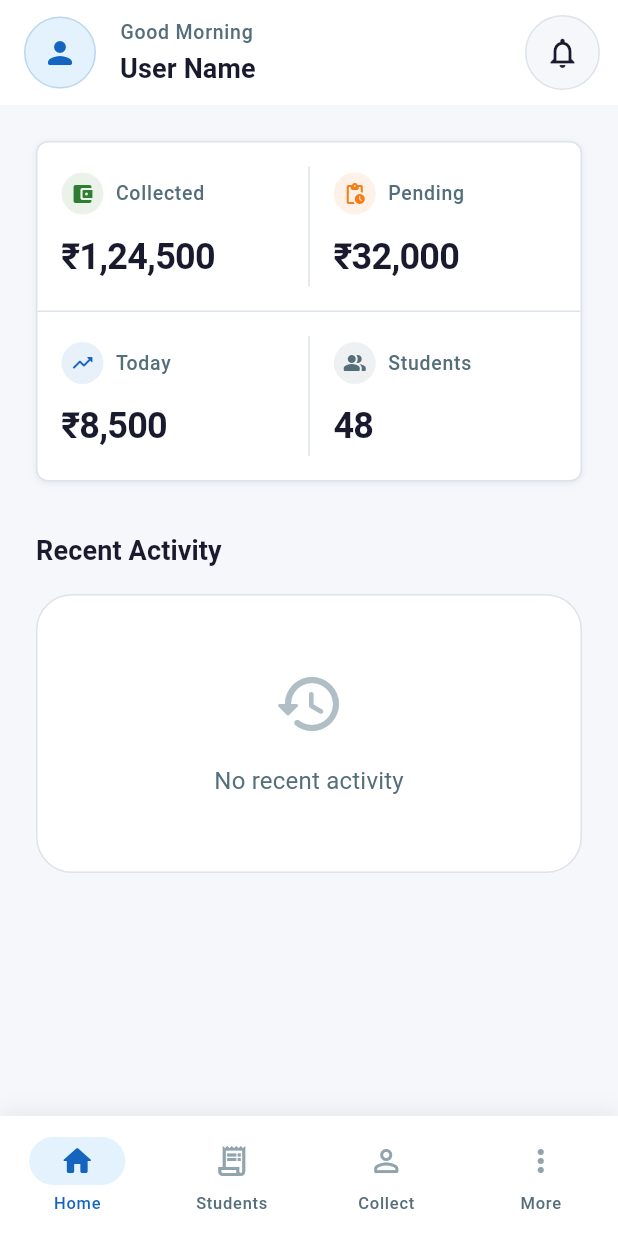
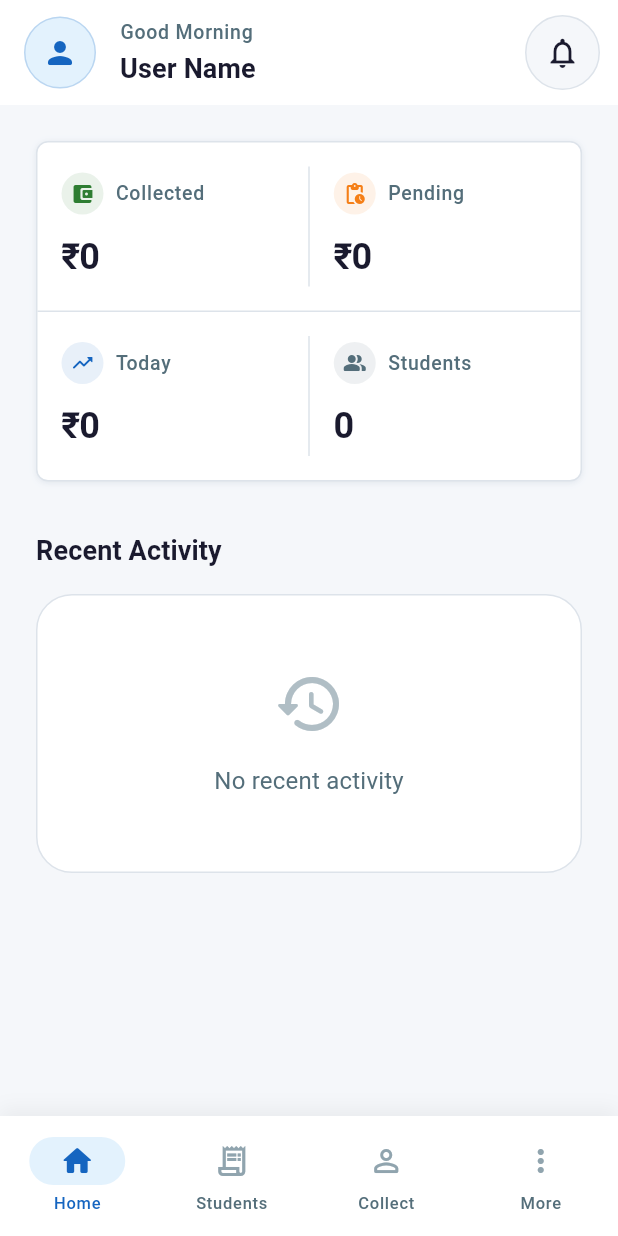
Before and after one commit to Pritam960/climax, a Flutter app: the HomePage screen opened by its route, on a phone screen of 412 x 824 dp. Run offline on Flutter 3.47's test engine with Material 3 defaults, Android fonts, the phone set to English and light mode, and no system bars; our stand-ins replace drift, flutter_riverpod, go_router; accounts and stored records are empty; generated files the repository leaves out were written again.

Commit message:
Naya feature add kiya

```diff
--- /dev/null
+++ b/lib/features/home/data/home_repository.dart
@@ -0,0 +1,81 @@
+import 'package:flutter_riverpod/flutter_riverpod.dart';
+import '../../../../core/database/database.dart';
+import '../../../../core/database/database_provider.dart';
+
+final homeRepositoryProvider = Provider<HomeRepository>((ref) {
+  return HomeRepository(ref.watch(databaseProvider));
+});
+
+// Provide stream of all students
+final studentsStreamProvider = StreamProvider<List<Student>>((ref) {
+  return ref.watch(homeRepositoryProvider).watchStudents();
+});
+
+// Provide stream of all transactions
+final transactionsStreamProvider = StreamProvider<List<TransactionRecord>>((ref) {
+  return ref.watch(homeRepositoryProvider).watchTransactions();
+});
+
+// Combine both streams into a single synchronous provider for DashboardStats
+final dashboardStatsProvider = Provider<DashboardStats>((ref) {
+  final studentsAsync = ref.watch(studentsStreamProvider);
+  final transactionsAsync = ref.watch(transactionsStreamProvider);
+
+  // If data is still loading, return default 0s (or could return null to show skeleton)
+  final students = studentsAsync.valueOrNull ?? [];
+  final transactions = transactionsAsync.valueOrNull ?? [];
+
+  int totalCollected = 0;
+  int todayCollected = 0;
+
+  final now = DateTime.now();
+  final startOfToday = DateTime(now.year, now.month, now.day);
+
+  for (final t in transactions) {
+    if (t.type == 'Fee') {
+      totalCollected += t.amount;
+      if (t.date.isAfter(startOfToday)) {
+        todayCollected += t.amount;
+      }
+    }
+  }
+
+  int expectedTotalFees = students.fold(0, (sum, s) => sum + s.totalFees);
+  int pendingAmount = expectedTotalFees - totalCollected;
+  if (pendingAmount < 0) pendingAmount = 0;
+
+  return DashboardStats(
+    totalStudents: students.length,
+    collectedAmount: totalCollected,
+    pendingAmount: pendingAmount,
+    todayCollected: todayCollected,
+  );
+});
+
+class DashboardStats {
+  final int totalStudents;
+  final int collectedAmount;
+  final int pendingAmount;
+  final int todayCollected;
+
+  const DashboardStats({
+    this.totalStudents = 0,
+    this.collectedAmount = 0,
+    this.pendingAmount = 0,
+    this.todayCollected = 0,
+  });
+}
+
+class HomeRepository {
+  final AppDatabase _db;
+
+  HomeRepository(this._db);
+
+  Stream<List<Student>> watchStudents() {
+    return _db.select(_db.students).watch();
+  }
+
+  Stream<List<TransactionRecord>> watchTransactions() {
+    return _db.select(_db.transactions).watch();
+  }
+}
--- a/lib/features/home/page/home_page.dart
+++ b/lib/features/home/page/home_page.dart
@@ -1,13 +1,17 @@
 import 'package:flutter/material.dart';
+import 'package:flutter_riverpod/flutter_riverpod.dart';
 
 import '../../../../core/themes/themes.dart';
 import '../../../../shared/widgets/widgets.dart';
+import '../data/home_repository.dart';
 
-class HomePage extends StatelessWidget {
+class HomePage extends ConsumerWidget {
   const HomePage({super.key});
 
   @override
-  Widget build(BuildContext context) {
+  Widget build(BuildContext context, WidgetRef ref) {
+    final stats = ref.watch(dashboardStatsProvider);
+
     return Scaffold(
       backgroundColor: AppColors.background,
       appBar: AppHeader(
@@ -24,7 +28,7 @@ class HomePage extends StatelessWidget {
           child: Column(
             crossAxisAlignment: CrossAxisAlignment.start,
             children: [
-              _buildDashboardStats(),
+              _buildDashboardStats(stats),
               const SizedBox(height: 32),
               // You can add more sections here below the dashboard
               Text(
@@ -67,7 +71,7 @@ class HomePage extends StatelessWidget {
     );
   }
 
-  Widget _buildDashboardStats() {
+  Widget _buildDashboardStats(DashboardStats stats) {
     return Container(
       decoration: BoxDecoration(
         color: const Color.fromARGB(255, 255, 255, 255),
@@ -84,7 +88,7 @@ class HomePage extends StatelessWidget {
               Expanded(
                 child: _buildStatItem(
                   title: 'Collected',
-                  value: '₹1,24,500',
+                  value: '₹${stats.collectedAmount}',
                   icon: Icons.account_balance_wallet_rounded,
                   iconColor: AppColors.success,
                   isTopLeft: true,
@@ -94,7 +98,7 @@ class HomePage extends StatelessWidget {
               Expanded(
                 child: _buildStatItem(
                   title: 'Pending',
-                  value: '₹32,000',
+                  value: '₹${stats.pendingAmount}',
                   icon: Icons.pending_actions_rounded,
                   iconColor: AppColors.warning,
                   isTopRight: true,
@@ -110,7 +114,7 @@ class HomePage extends StatelessWidget {
               Expanded(
                 child: _buildStatItem(
                   title: 'Today',
-                  value: '₹8,500',
+                  value: '₹${stats.todayCollected}',
                   icon: Icons.trending_up_rounded,
                   iconColor: AppColors.primary,
                   isBottomLeft: true,
@@ -120,7 +124,7 @@ class HomePage extends StatelessWidget {
               Expanded(
                 child: _buildStatItem(
                   title: 'Students',
-                  value: '48',
+                  value: '${stats.totalStudents}',
                   icon: Icons.people_alt_rounded,
                   iconColor: AppColors.textSecondary,
                   isBottomRight: true,
```
Also changed, not shown: lib/core/database/database.dart (added, +75 -0 lines), lib/core/database/database_provider.dart (added, +9 -0 lines), pubspec.yaml (+7 -0 lines), lib/core/database/database.g.dart (added), pubspec.lock, 6 other files.
